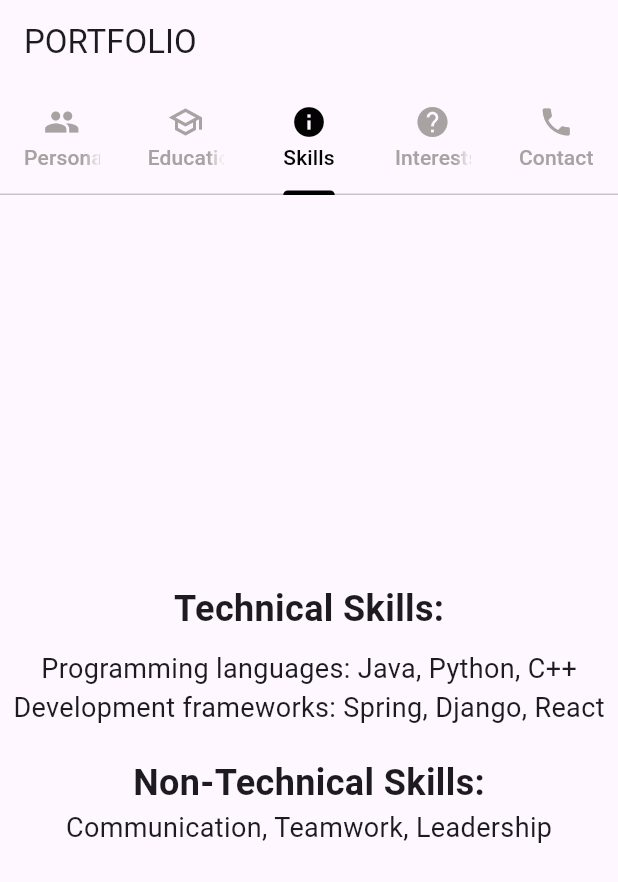
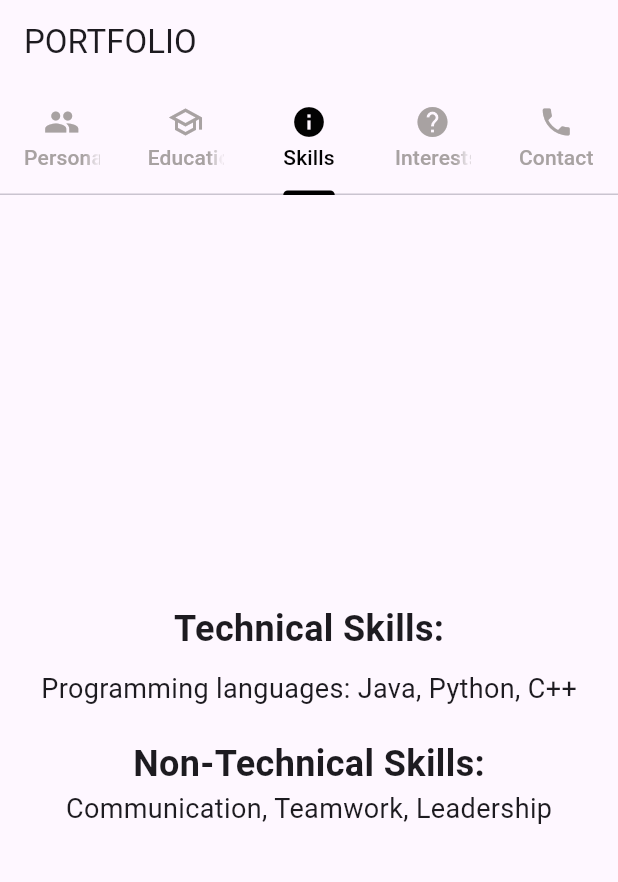
Before and after one commit to MarquezPaulaKristha/App_Dev, a Flutter app: the screen it shows after launch, tab 3 chosen, on a phone screen of 412 x 824 dp. Shown: the top 882 px of the screen. Run offline on Flutter 3.47's test engine with Material 3 defaults, Android fonts, the light colour scheme and no system bars.

Commit message:
Update main.dart

```diff
--- a/lab_activity/lib/main.dart
+++ b/lab_activity/lib/main.dart
@@ -61,7 +61,14 @@ Center(
         ],
       ),
       SizedBox(height: 20),
-      Text('I LOVE DOGS', style: TextStyle(fontSize: 20), textAlign: TextAlign.center),
+      Row(
+        mainAxisAlignment: MainAxisAlignment.center,
+        children: [
+          Icon(Icons.pets, size: 20),
+          SizedBox(width: 5),
+          Text('I LOVE DOGS', style: TextStyle(fontSize: 20), textAlign: TextAlign.center),
+        ],
+      ),
     ],
   ),
 ),
@@ -98,8 +105,6 @@ Center(
           Text('Technical Skills:', style: TextStyle(fontSize: 24, fontWeight: FontWeight.bold)),
           SizedBox(height: 10),
           Text('Programming languages: Java, Python, C++',
-              style: TextStyle(fontSize: 18)),
-          Text('Development frameworks: Spring, Django, React',
               style: TextStyle(fontSize: 18)),
           SizedBox(height: 20),
           Text('Non-Technical Skills:', style: TextStyle(fontSize: 24, fontWeight: FontWeight.bold)),
```
